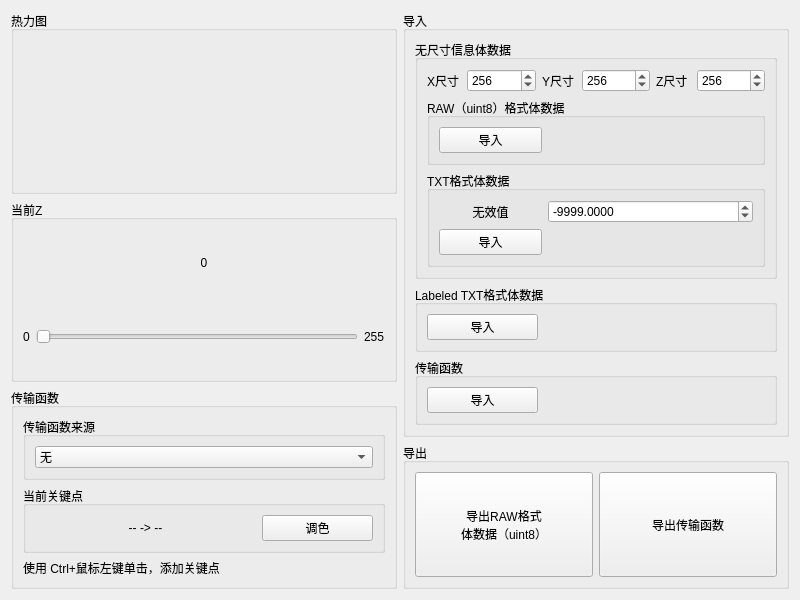
Kouek/vis-osg-qt, file include/common_gui/vol_io_widget.ui: the form before one commit.
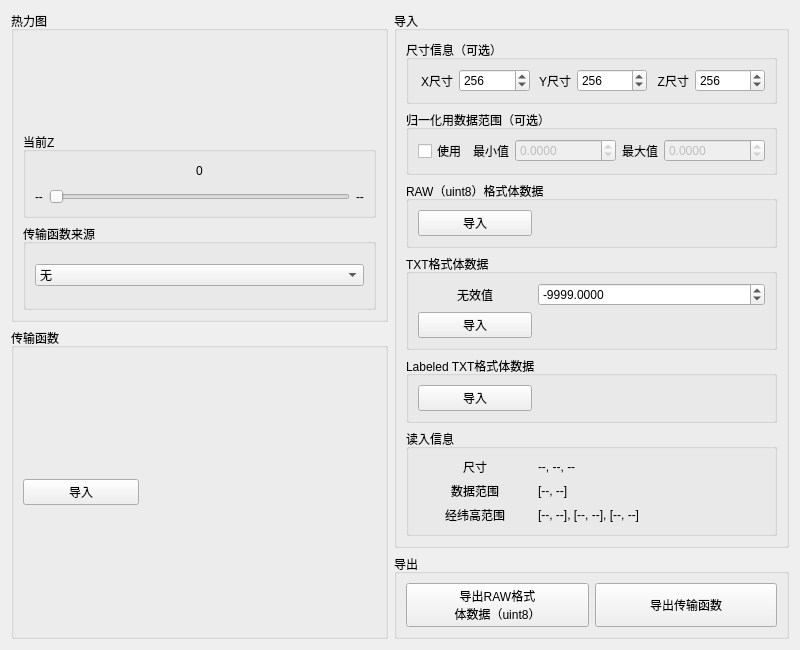
The form after the commit.

Commit message: 由OSG嵌入到Qt转为Qt嵌入到OSG;添加传输函数调节UI

The edit to the form file:
```diff
--- a/include/common_gui/vol_io_widget.ui
+++ b/include/common_gui/vol_io_widget.ui
@@ -7,7 +7,7 @@
     <x>0</x>
     <y>0</y>
     <width>800</width>
-    <height>600</height>
+    <height>648</height>
    </rect>
   </property>
   <property name="windowTitle">
@@ -47,9 +47,6 @@
           </property>
          </widget>
         </item>
-       </layout>
-      </widget>
-     </item>
      <item>
       <widget class="QGroupBox" name="groupBox_6">
        <property name="title">
@@ -69,9 +66,9 @@
         <item>
          <layout class="QHBoxLayout" name="horizontalLayout_9">
           <item>
-           <widget class="QLabel" name="label_MaxZ">
+              <widget class="QLabel" name="label_MinZ">
             <property name="text">
-             <string>0</string>
+                <string>--</string>
             </property>
            </widget>
           </item>
@@ -86,9 +83,9 @@
            </widget>
           </item>
           <item>
-           <widget class="QLabel" name="label_MinZ">
+              <widget class="QLabel" name="label_MaxZ">
             <property name="text">
-             <string>255</string>
+                <string>--</string>
             </property>
            </widget>
           </item>
@@ -97,20 +94,6 @@
        </layout>
       </widget>
      </item>
-     <item>
-      <widget class="QGroupBox" name="groupBox_TF">
-       <property name="sizePolicy">
-        <sizepolicy hsizetype="Preferred" vsizetype="Preferred">
-         <horstretch>0</horstretch>
-         <verstretch>0</verstretch>
-        </sizepolicy>
-       </property>
-       <property name="title">
-        <string>传输函数</string>
-       </property>
-       <layout class="QVBoxLayout" name="verticalLayout_12">
-        <item>
-         <layout class="QVBoxLayout" name="verticalLayout_11">
           <item>
            <widget class="QGroupBox" name="groupBox_7">
             <property name="title">
@@ -140,39 +123,40 @@
            </widget>
           </item>
          </layout>
+      </widget>
         </item>
         <item>
-         <widget class="QGroupBox" name="groupBox_8">
+      <widget class="QGroupBox" name="groupBox_TF">
+       <property name="sizePolicy">
+        <sizepolicy hsizetype="Preferred" vsizetype="Preferred">
+         <horstretch>0</horstretch>
+         <verstretch>0</verstretch>
+        </sizepolicy>
+       </property>
           <property name="title">
-           <string>当前关键点</string>
-          </property>
-          <layout class="QHBoxLayout" name="horizontalLayout_10" stretch="2,1">
+        <string>传输函数</string>
+       </property>
+       <layout class="QVBoxLayout" name="verticalLayout_12">
            <item>
-            <widget class="QLabel" name="label_TFPointPicked">
+         <layout class="QHBoxLayout" name="horizontalLayout_7" stretch="1,2">
+          <item>
+           <widget class="QPushButton" name="pushButton_ImportTF">
              <property name="text">
-              <string>-- -&gt; --</string>
-             </property>
-             <property name="alignment">
-              <set>Qt::AlignCenter</set>
+             <string>导入</string>
              </property>
             </widget>
            </item>
            <item>
-            <widget class="QPushButton" name="pushButton_TFPointColored">
+           <widget class="QLabel" name="label_ImportedTF">
              <property name="text">
-              <string>调色</string>
+             <string/>
              </property>
             </widget>
            </item>
           </layout>
-         </widget>
         </item>
         <item>
-         <widget class="QLabel" name="label_5">
-          <property name="text">
-           <string>使用 Ctrl+鼠标左键单击，添加关键点</string>
-          </property>
-         </widget>
+         <layout class="QVBoxLayout" name="verticalLayout_11"/>
         </item>
        </layout>
       </widget>
@@ -190,7 +174,7 @@
         <item>
          <widget class="QGroupBox" name="groupBox_5">
           <property name="title">
-           <string>无尺寸信息体数据</string>
+           <string>尺寸信息（可选）</string>
           </property>
           <layout class="QVBoxLayout" name="verticalLayout_9">
            <item>
@@ -200,6 +184,9 @@
                <property name="text">
                 <string>X尺寸</string>
                </property>
+               <property name="alignment">
+                <set>Qt::AlignRight|Qt::AlignTrailing|Qt::AlignVCenter</set>
+               </property>
               </widget>
              </item>
              <item>
@@ -220,6 +207,9 @@
                <property name="text">
                 <string>Y尺寸</string>
                </property>
+               <property name="alignment">
+                <set>Qt::AlignRight|Qt::AlignTrailing|Qt::AlignVCenter</set>
+               </property>
               </widget>
              </item>
              <item>
@@ -240,6 +230,9 @@
                <property name="text">
                 <string>Z尺寸</string>
                </property>
+               <property name="alignment">
+                <set>Qt::AlignRight|Qt::AlignTrailing|Qt::AlignVCenter</set>
+               </property>
               </widget>
              </item>
              <item>
@@ -257,6 +250,77 @@
              </item>
             </layout>
            </item>
+          </layout>
+         </widget>
+        </item>
+        <item>
+         <widget class="QGroupBox" name="groupBox_9">
+          <property name="title">
+           <string>归一化用数据范围（可选）</string>
+          </property>
+          <layout class="QHBoxLayout" name="horizontalLayout_16" stretch="0,1,2,1,2">
+           <item>
+            <widget class="QCheckBox" name="checkBox_UseValRngForNorm">
+             <property name="text">
+              <string>使用</string>
+             </property>
+            </widget>
+           </item>
+           <item>
+            <widget class="QLabel" name="label_10">
+             <property name="text">
+              <string>最小值</string>
+             </property>
+             <property name="alignment">
+              <set>Qt::AlignRight|Qt::AlignTrailing|Qt::AlignVCenter</set>
+             </property>
+            </widget>
+           </item>
+           <item>
+            <widget class="QDoubleSpinBox" name="doubleSpinBox_MinValForNorm">
+             <property name="enabled">
+              <bool>false</bool>
+             </property>
+             <property name="decimals">
+              <number>4</number>
+             </property>
+             <property name="minimum">
+              <double>-99999999.000000000000000</double>
+             </property>
+             <property name="maximum">
+              <double>99999999.000000000000000</double>
+             </property>
+            </widget>
+           </item>
+           <item>
+            <widget class="QLabel" name="label_9">
+             <property name="text">
+              <string>最大值</string>
+             </property>
+             <property name="alignment">
+              <set>Qt::AlignRight|Qt::AlignTrailing|Qt::AlignVCenter</set>
+             </property>
+            </widget>
+           </item>
+           <item>
+            <widget class="QDoubleSpinBox" name="doubleSpinBox_MaxValForNorm">
+             <property name="enabled">
+              <bool>false</bool>
+             </property>
+             <property name="decimals">
+              <number>4</number>
+             </property>
+             <property name="minimum">
+              <double>-99999999.000000000000000</double>
+             </property>
+             <property name="maximum">
+              <double>99999999.000000000000000</double>
+             </property>
+            </widget>
+           </item>
+          </layout>
+         </widget>
+        </item>
            <item>
             <widget class="QGroupBox" name="groupBox">
              <property name="sizePolicy">
@@ -279,7 +343,7 @@
                  </widget>
                 </item>
                 <item>
-                 <widget class="QLabel" name="label_ImportRAW">
+              <widget class="QLabel" name="label_ImportedRAW">
                   <property name="text">
                    <string/>
                   </property>
@@ -342,16 +406,13 @@
                  </widget>
                 </item>
                 <item>
-                 <widget class="QLabel" name="label_ImportTXT">
+              <widget class="QLabel" name="label_ImportedTXT">
                   <property name="text">
                    <string/>
                   </property>
                  </widget>
                 </item>
                </layout>
-              </item>
-             </layout>
-            </widget>
            </item>
           </layout>
          </widget>
@@ -378,7 +439,7 @@
               </widget>
              </item>
              <item>
-              <widget class="QLabel" name="label_ImportLabeledTXT">
+              <widget class="QLabel" name="label_ImportedLabeledTXT">
                <property name="text">
                 <string/>
                </property>
@@ -390,7 +451,7 @@
          </widget>
         </item>
         <item>
-         <widget class="QGroupBox" name="groupBox_4">
+         <widget class="QGroupBox" name="groupBox_10">
           <property name="sizePolicy">
            <sizepolicy hsizetype="Preferred" vsizetype="Preferred">
             <horstretch>0</horstretch>
@@ -398,28 +459,76 @@
            </sizepolicy>
           </property>
           <property name="title">
-           <string>传输函数</string>
+           <string>读入信息</string>
           </property>
-          <layout class="QVBoxLayout" name="verticalLayout_7">
+          <layout class="QVBoxLayout" name="verticalLayout_13">
            <item>
-            <layout class="QHBoxLayout" name="horizontalLayout_7" stretch="1,2">
+            <layout class="QHBoxLayout" name="horizontalLayout_12" stretch="1,2">
              <item>
-              <widget class="QPushButton" name="pushButton_ImportTF">
+              <widget class="QLabel" name="label_6">
                <property name="text">
-                <string>导入</string>
+                <string>尺寸</string>
                </property>
+               <property name="alignment">
+                <set>Qt::AlignCenter</set>
+               </property>
               </widget>
              </item>
              <item>
-              <widget class="QLabel" name="label_ImportTF">
+              <widget class="QLabel" name="label_ImportedDim">
                <property name="text">
-                <string/>
+                <string>--, --, --</string>
                </property>
               </widget>
              </item>
             </layout>
            </item>
-          </layout>
+           <item>
+            <layout class="QHBoxLayout" name="horizontalLayout_15" stretch="1,2">
+             <item>
+              <widget class="QLabel" name="label_7">
+               <property name="text">
+                <string>数据范围</string>
+               </property>
+               <property name="alignment">
+                <set>Qt::AlignCenter</set>
+               </property>
+              </widget>
+             </item>
+             <item>
+              <widget class="QLabel" name="label_ImportedValRng">
+               <property name="text">
+                <string>[--, --]</string>
+               </property>
+              </widget>
+             </item>
+            </layout>
+           </item>
+           <item>
+            <layout class="QHBoxLayout" name="horizontalLayout_13" stretch="1,2">
+             <item>
+              <widget class="QLabel" name="label_8">
+               <property name="text">
+                <string>经纬高范围</string>
+               </property>
+               <property name="alignment">
+                <set>Qt::AlignCenter</set>
+               </property>
+              </widget>
+             </item>
+             <item>
+              <widget class="QLabel" name="label_ImportedLLHRng">
+               <property name="text">
+                <string>[--, --], [--, --], [--, --]</string>
+               </property>
+              </widget>
+             </item>
+            </layout>
+           </item>
+          </layout>
+          <zorder></zorder>
+          <zorder></zorder>
+          <zorder></zorder>
          </widget>
         </item>
        </layout>
```
Lines whose indentation alone changed are shown as unchanged. The commit also changes 20 other files.
